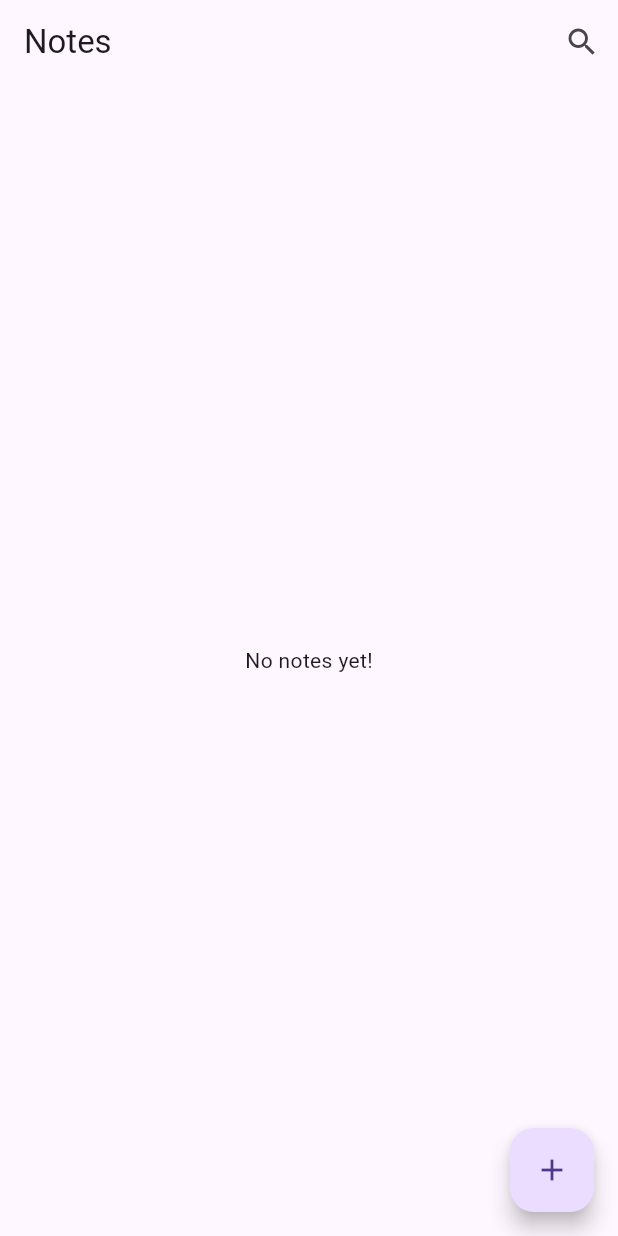
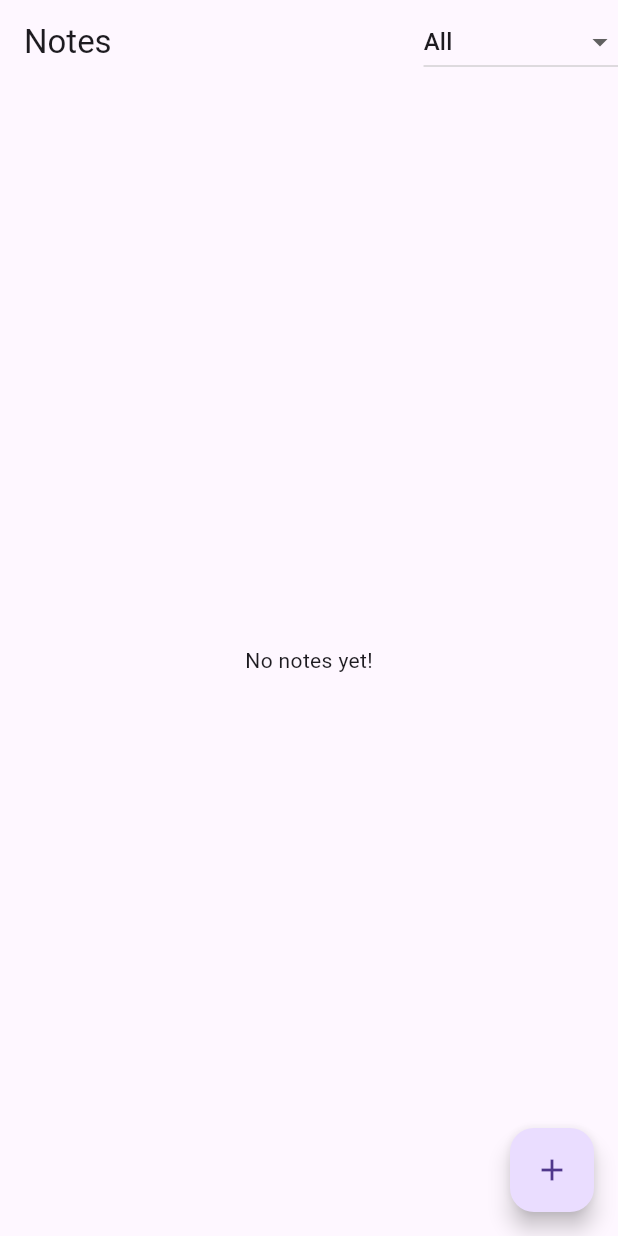
Before and after one commit to aleeShimelis/notes-app, a Flutter app: the screen it shows after launch, on a phone screen of 412 x 824 dp. Run offline on Flutter 3.47's test engine with Material 3 defaults, Android fonts, the phone set to English and light mode, and no system bars; missing offline and left inert: flutter_quill.

Commit message:
second commit

```diff
--- a/lib/models/note.dart
+++ b/lib/models/note.dart
@@ -1,33 +1,35 @@
 class Note {
   String id;
   String title;
-  String content;
+  String content; // Rich text content (JSON)
   DateTime date;
+  String category;
 
   Note({
     required this.id,
     required this.title,
     required this.content,
     required this.date,
+    this.category = 'Uncategorized',
   });
 
-  // Convert JSON to Note
   factory Note.fromJson(Map<String, dynamic> json) {
     return Note(
       id: json['id'],
       title: json['title'],
       content: json['content'],
       date: DateTime.parse(json['date']),
+      category: json['category'] ?? 'Uncategorized',
     );
   }
 
-  // Convert Note to JSON
   Map<String, dynamic> toJson() {
     return {
       'id': id,
       'title': title,
       'content': content,
       'date': date.toIso8601String(),
+      'category': category,
     };
   }
 }
--- a/lib/providers/notes_provider.dart
+++ b/lib/providers/notes_provider.dart
@@ -5,23 +5,36 @@ import '../services/notes_storage.dart';
 class NotesProvider with ChangeNotifier {
   List<Note> _notes = [];
   String _searchQuery = '';
+  String _categoryFilter = 'All';
 
-  List<Note> get notes => _searchQuery.isEmpty
-      ? _notes
-      : _notes.where((note) => note.title.contains(_searchQuery)).toList();
+  List<Note> get notes {
+    List<Note> filteredNotes = _notes;
+    if (_searchQuery.isNotEmpty) {
+      filteredNotes = filteredNotes.where((note) =>
+          note.title.toLowerCase().contains(_searchQuery.toLowerCase()) ||
+          note.content.toLowerCase().contains(_searchQuery.toLowerCase())).toList();
+    }
+    if (_categoryFilter != 'All') {
+      filteredNotes = filteredNotes.where((note) => note.category == _categoryFilter).toList();
+    }
+    return filteredNotes;
+  }
 
   void setSearchQuery(String query) {
     _searchQuery = query;
     notifyListeners();
   }
 
-  // Load notes from storage on app startup
+  void setCategoryFilter(String category) {
+    _categoryFilter = category;
+    notifyListeners();
+  }
+
   Future<void> loadNotes() async {
     _notes = await NotesStorage.loadNotes();
     notifyListeners();
   }
 
-  // Save notes after every change
   Future<void> _saveNotes() async {
     await NotesStorage.saveNotes(_notes);
   }
@@ -29,24 +42,27 @@ class NotesProvider with ChangeNotifier {
   void addNote(Note note) {
     _notes.add(note);
     notifyListeners();
-    _saveNotes(); // Auto-save
+    _saveNotes();
   }
 
-  void updateNote(String id, String newTitle, String newContent) {
+  void updateNote(String id, String newTitle, String newContent, String newCategory) {
     final index = _notes.indexWhere((note) => note.id == id);
+    if (index != -1) {
       _notes[index] = Note(
         id: id,
         title: newTitle,
         content: newContent,
         date: DateTime.now(),
+        category: newCategory,
       );
       notifyListeners();
-    _saveNotes(); // Auto-save
+      _saveNotes();
+    }
   }
 
   void deleteNote(String id) {
     _notes.removeWhere((note) => note.id == id);
     notifyListeners();
-    _saveNotes(); // Auto-save
+    _saveNotes();
   }
 }
--- a/lib/screens/home_screen.dart
+++ b/lib/screens/home_screen.dart
@@ -0,0 +1,81 @@
+import 'package:flutter/material.dart';
+import 'package:provider/provider.dart';
+import 'package:intl/intl.dart';
+import '../providers/notes_provider.dart';
+import 'note_entry_screen.dart';
+
+class HomeScreen extends StatefulWidget {
+  @override
+  _HomeScreenState createState() => _HomeScreenState();
+}
+
+class _HomeScreenState extends State<HomeScreen> {
+  String _selectedCategory = 'All';
+
+  @override
+  Widget build(BuildContext context) {
+    final notesProvider = Provider.of<NotesProvider>(context);
+
+    return Scaffold(
+      appBar: AppBar(
+        title: Text('Notes'),
+        actions: [
+          DropdownButton<String>(
+            value: _selectedCategory,
+            items: ['All', 'Work', 'Personal', 'Shopping', 'Uncategorized']
+                .map((category) {
+              return DropdownMenuItem(
+                value: category,
+                child: Text(category),
+              );
+            }).toList(),
+            onChanged: (value) {
+              if (value != null) {
+                setState(() {
+                  _selectedCategory = value;
+                });
+                notesProvider.setCategoryFilter(_selectedCategory);
+              }
+            },
+          ),
+        ],
+      ),
+      body: notesProvider.notes.isEmpty
+          ? Center(child: Text('No notes yet!'))
+          : ListView.builder(
+              itemCount: notesProvider.notes.length,
+              itemBuilder: (context, index) {
+                final note = notesProvider.notes[index];
+                return Card(
+                  margin: EdgeInsets.all(8),
+                  child: ListTile(
+                    title: Text(note.title),
+                    subtitle: Text(
+                      '${note.content}\n${DateFormat('MMM dd, yyyy – hh:mm a').format(note.date)}',
+                    ),
+                    trailing: IconButton(
+                      icon: Icon(Icons.delete),
+                      onPressed: () => notesProvider.deleteNote(note.id),
+                    ),
+                    onTap: () => Navigator.push(
+                      context,
+                      MaterialPageRoute(
+                        builder: (context) => NoteEntryScreen(note: note),
+                      ),
+                    ),
+                  ),
+                );
+              },
+            ),
+      floatingActionButton: FloatingActionButton(
+        child: Icon(Icons.add),
+        onPressed: () => Navigator.push(
+          context,
+          MaterialPageRoute(
+            builder: (context) => NoteEntryScreen(),
+          ),
+        ),
+      ),
+    );
+  }
+}
--- a/lib/services/notes_storage.dart
+++ b/lib/services/notes_storage.dart
@@ -14,7 +14,6 @@ class NotesStorage {
     return File('$path/notes.json');
   }
 
-  // Load notes from JSON file
   static Future<List<Note>> loadNotes() async {
     try {
       final file = await _localFile;
@@ -26,7 +25,6 @@ class NotesStorage {
     }
   }
 
-  // Save notes to JSON file
   static Future<File> saveNotes(List<Note> notes) async {
     final file = await _localFile;
     final jsonNotes = notes.map((note) => note.toJson()).toList();
--- a/pubspec.yaml
+++ b/pubspec.yaml
@@ -32,7 +32,8 @@ dependencies:
     sdk: flutter
   provider: ^6.0.5
   path_provider: ^2.1.1
-  intl: ^0.18.1
+  intl: 0.19.0
+  flutter_quill: ^10.8.5
 
   # The following adds the Cupertino Icons font to your application.
   # Use with the CupertinoIcons class for iOS style icons.
```
Also changed, not shown: lib/main.dart (+5 -173 lines), lib/screens/note_entry_screen.dart (+148 -0 lines), pubspec.lock, 5 other files. Lines whose indentation alone changed are shown as unchanged.
